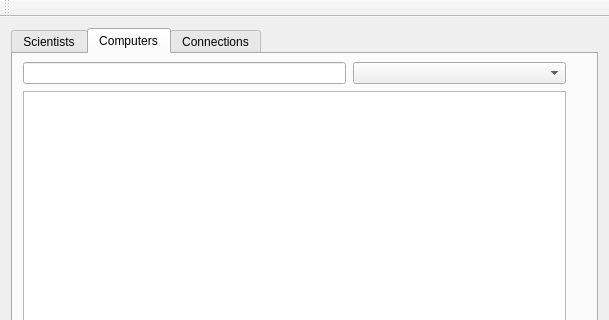
The window that mainwindow.ui (ManiSigt/Verklegt-nams) describes before a commit, drawn with Qt 5; both pictures show x 0 to 609 and y 0 to 320 of the 609 by 493 pixel window.
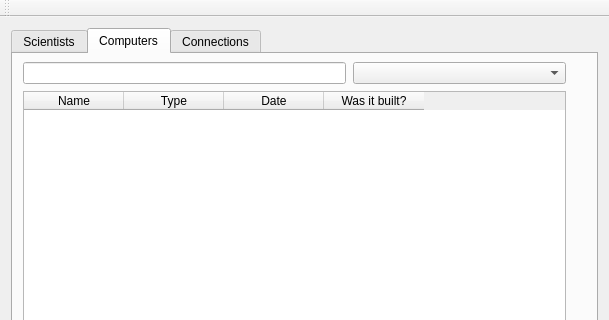
The same window after the commit. The open tabs and pages were chosen to show the change.

Commit message: column names í computers

```diff
--- a/mainwindow.ui
+++ b/mainwindow.ui
@@ -138,6 +138,26 @@
           <height>251</height>
          </rect>
         </property>
+        <column>
+         <property name="text">
+          <string>Name</string>
+         </property>
+        </column>
+        <column>
+         <property name="text">
+          <string>Type</string>
+         </property>
+        </column>
+        <column>
+         <property name="text">
+          <string>Date</string>
+         </property>
+        </column>
+        <column>
+         <property name="text">
+          <string>Was it built?</string>
+         </property>
+        </column>
        </widget>
        <widget class="QPushButton" name="button_computer_remove">
         <property name="geometry">
```
Left out of the diff: 2 changed lines with no effect on the pictures.
